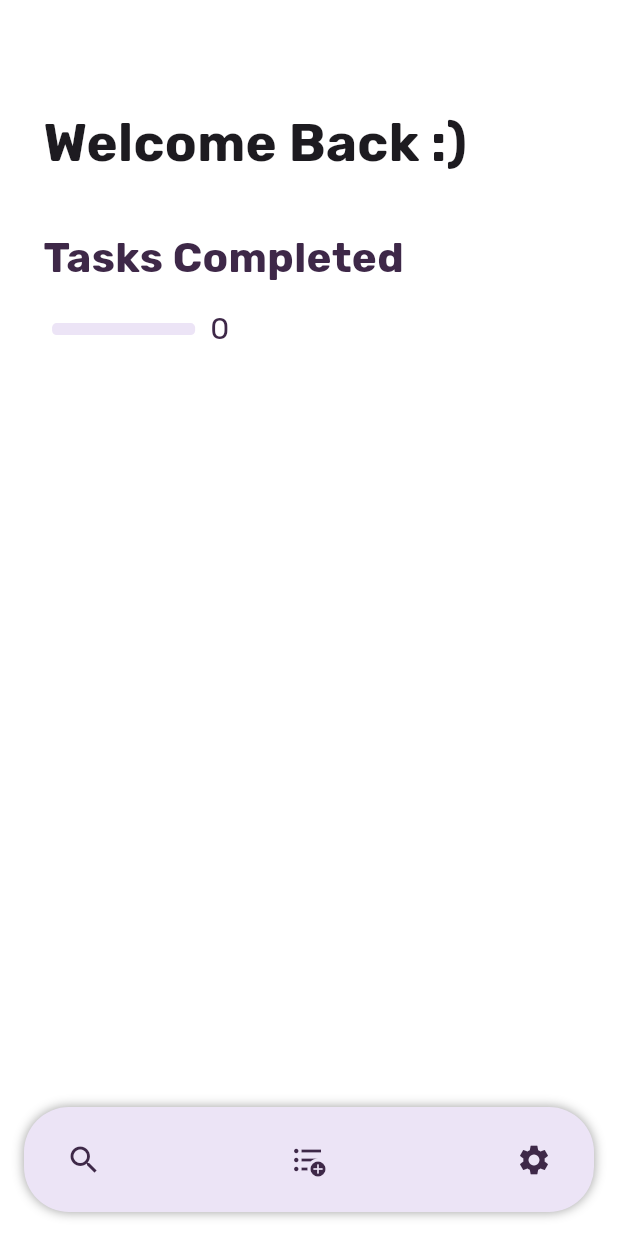
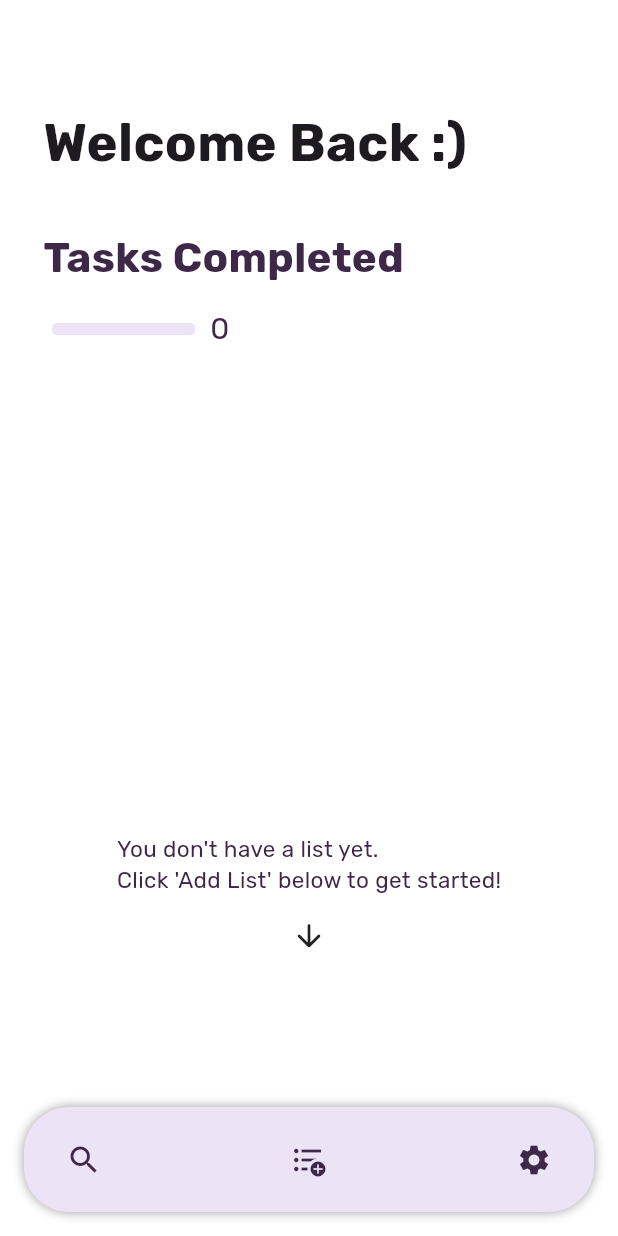
Before and after one commit to sylviezhang37/TasksPlanner-App, a Flutter app: the screen it shows once a user with an empty profile is signed in, item 2 of the bottom bar chosen, after a tap on the "search" icon, on a phone screen of 412 x 824 dp. Run offline on Flutter 3.47's test engine with Material 3 defaults, Android fonts, the phone set to English and light mode, and no system bars; drawn by our look-alikes of percent_indicator; our stand-ins replace animated_text_kit, cloud_firestore, dotted_line, firebase_auth, firebase_core, google_fonts and 2 more; accounts and stored records are empty.

Commit message:
bug fixes

```diff
--- a/TasksPlanner/lib/models/list_service.dart
+++ b/TasksPlanner/lib/models/list_service.dart
@@ -39,8 +39,8 @@ class ListService {
   }
 
   Stream<DocumentSnapshot<Map<String, dynamic>>> userLists() {
-    print("From ListService.userLists():");
-    printUserLists();
+    // print("From ListService.userLists():");
+    // printUserLists();
 
     return FirebaseFirestore.instance
         .collection('Users')
--- a/TasksPlanner/lib/models/user_lists.dart
+++ b/TasksPlanner/lib/models/user_lists.dart
@@ -14,7 +14,7 @@ class UserLists {
         .map((taskList) => taskList.numOfDone())
         .reduce((a, b) => a + b);
 
-    return "$totalDone / $totalLen + ${userLists.length}";
+    return "$totalDone / $totalLen";
   }
 
   static double taskDonePercentage(List<TaskList> userLists) {
--- a/TasksPlanner/lib/tasks/homepage_task_lists.dart
+++ b/TasksPlanner/lib/tasks/homepage_task_lists.dart
@@ -27,6 +27,27 @@ class _HomePageMyLists extends State<HomePageMyLists> {
     );
   }
 
+  Widget emptyUserListsView() => Column(
+          crossAxisAlignment: CrossAxisAlignment.center,
+          mainAxisAlignment: MainAxisAlignment.center,
+          children: <Widget>[
+            Column(
+              children: [
+                SizedBox(
+                  height: MediaQuery.of(context).size.width * 0.3,
+                ),
+                Text(
+                  "You don't have a list yet.\nClick 'Add List' below to get started!",
+                  style: kBodyTextStyleDark.copyWith(fontSize: 15.0),
+                ),
+                const Padding(
+                  padding: const EdgeInsets.all(15.0),
+                  child: Icon(Icons.arrow_downward_rounded),
+                ),
+              ],
+            )
+          ]);
+
   @override
   Widget build(BuildContext context) {
     return StreamBuilder<QuerySnapshot<Map<String, dynamic>>>(
@@ -35,10 +56,11 @@ class _HomePageMyLists extends State<HomePageMyLists> {
         if (snapshot.hasError) {
           return Text('Error: ${snapshot.error}');
         } else if (snapshot.hasData) {
+          List<TaskList> userLists = UserLists.fromQuerySnapshot(snapshot);
 
-          List<TaskList> userLists = UserLists.fromQuerySnapshot(snapshot);
-          print("hp_task_lists ${userLists.map((e) => e.id)}");
-
+          if (userLists.isEmpty) {
+            return emptyUserListsView();
+          } else {
             return ListView.builder(
                 itemCount: userLists.length,
                 itemBuilder: (context, index) {
@@ -84,7 +106,8 @@ class _HomePageMyLists extends State<HomePageMyLists> {
                                     child: Row(
                                       mainAxisAlignment:
                                           MainAxisAlignment.spaceBetween,
-                                    crossAxisAlignment: CrossAxisAlignment.end,
+                                      crossAxisAlignment:
+                                          CrossAxisAlignment.end,
                                       children: [
                                         Text(
                                           userLists[index].name,
@@ -101,30 +124,9 @@ class _HomePageMyLists extends State<HomePageMyLists> {
                         )),
                   );
                 });
-        } else {
-          return Expanded(
-            child: Column(
-                crossAxisAlignment: CrossAxisAlignment.center,
-                mainAxisAlignment: MainAxisAlignment.center,
-                children: <Widget>[
-                  Column(
-                    children: [
-                      SizedBox(
-                        height: MediaQuery.of(context).size.width * 0.3,
-                      ),
-                      Text(
-                        "You don't have a list yet.\nClick 'Add List' below to get started!",
-                        style: kBodyTextStyleDark.copyWith(fontSize: 15.0),
-                      ),
-                      Padding(
-                        padding: const EdgeInsets.all(15.0),
-                        child: Icon(Icons.arrow_downward_rounded),
-                      ),
-                    ],
-                  )
-                ]),
-          );
           }
+        }
+        return emptyUserListsView();
       },
     );
   }
--- a/TasksPlanner/pubspec.yaml
+++ b/TasksPlanner/pubspec.yaml
@@ -2,7 +2,7 @@ name: TasksPlanner
 description: "A simple to-do list app."
 publish_to: 'none'
 
-version: 1.1.0
+version: 1.1.1
 
 environment:
   sdk: '>=3.3.0 <4.0.0'
```
Also changed, not shown: 14 other files. Lines whose indentation alone changed are shown as unchanged.
